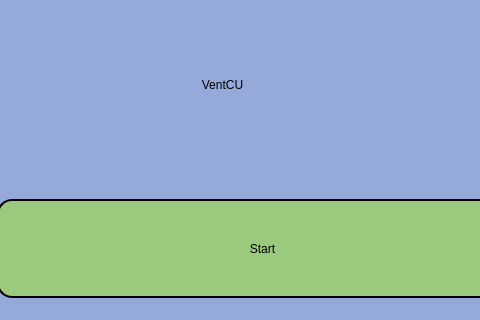
VentCU/bbwtb, file software/control_system/gui/start.ui: the form before one commit; both pictures show x 142 to 622 and y 0 to 320 of the 800 by 480 pixel window.
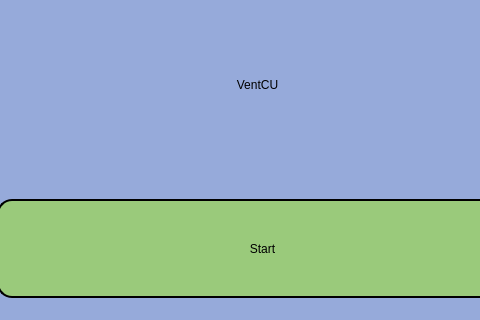
The form after the commit.

```diff
--- a/software/control_system/gui/start.ui
+++ b/software/control_system/gui/start.ui
@@ -50,9 +50,9 @@
     <widget class="QLabel" name="label">
      <property name="geometry">
       <rect>
-       <x>0</x>
+       <x>20</x>
        <y>30</y>
-       <width>771</width>
+       <width>801</width>
        <height>111</height>
       </rect>
      </property>
```
